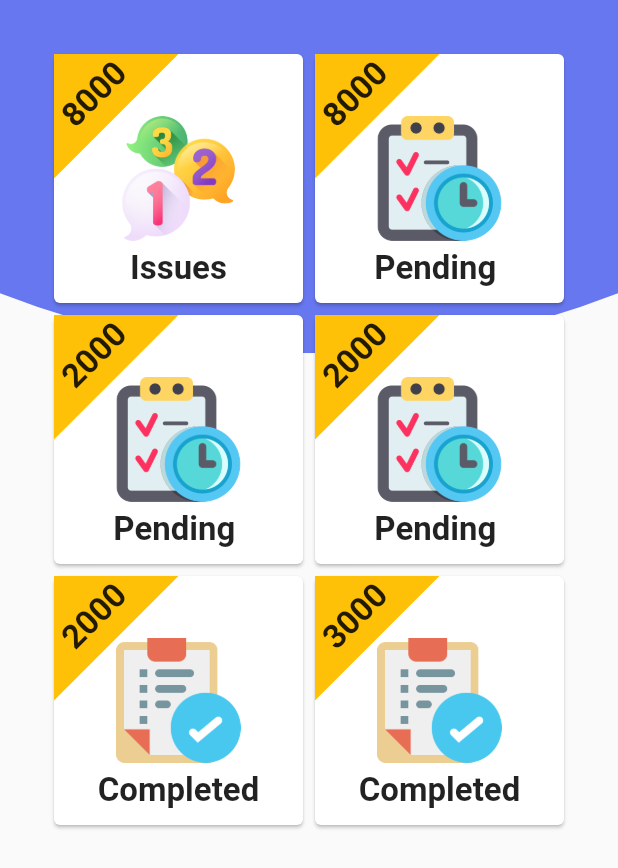
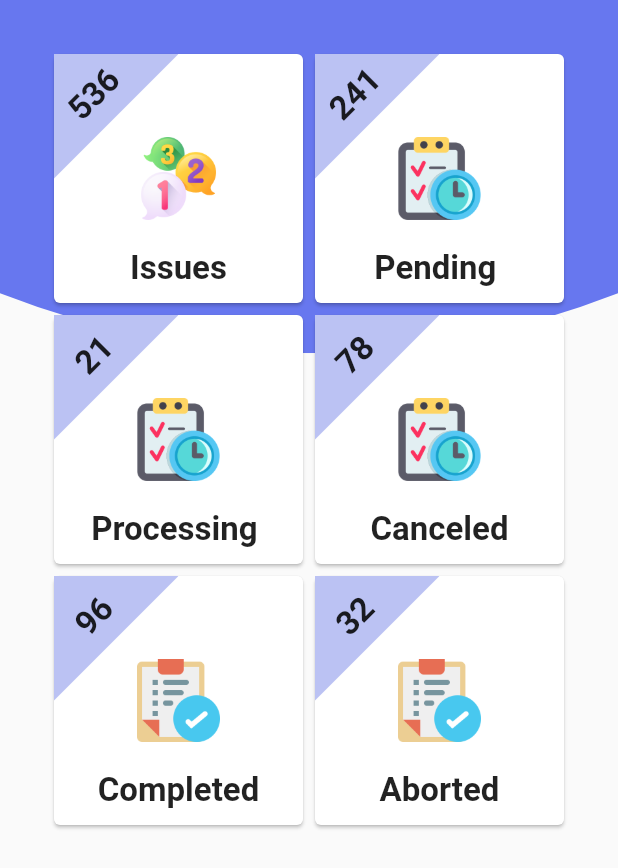
Before and after one commit to bodrulamin/Citizen-Issue-Solver, a Flutter app: the Dashboard widget shown alone on an empty page, opened directly, on a phone screen of 412 x 824 dp. Shown: the top 868 px of the screen. Run offline on Flutter 3.47's test engine with Material 2 defaults, Android fonts, the light colour scheme and no system bars; our stand-ins replace flutter_custom_clippers, localstorage, salomon_bottom_bar; network calls fail.

Commit message:
project show

```diff
--- a/flutter_citizen_issue_solver/lib/constant/apiconfig.dart
+++ b/flutter_citizen_issue_solver/lib/constant/apiconfig.dart
@@ -1,4 +1,4 @@
-const host = "http://192.168.0.107:8080";
+const host = "http://192.168.1.91:8080";
 const signupApi = host + "/signup";
 const signinApi = host + "/signin";
 
--- a/flutter_citizen_issue_solver/lib/screens/dashboard.dart
+++ b/flutter_citizen_issue_solver/lib/screens/dashboard.dart
@@ -10,14 +10,7 @@ class Dashboard extends StatelessWidget {
 
   @override
   Widget build(BuildContext context) {
-    List<int> counts = [
-      8000,
-      8000,
-      2000,
-      2000,
-      2000,
-      3000
-    ];
+    List<int> counts = [536, 241, 21, 78, 96, 32];
 
     List<String> images = [
       "assets/images/shoutcount.png",
@@ -30,10 +23,10 @@ class Dashboard extends StatelessWidget {
     List<String> titles = [
       "Issues",
       "Pending ",
-      "Pending ",
-      "Pending ",
+      "Processing ",
+      "Canceled",
       "Completed",
-          "Completed"
+      "Aborted"
     ];
     return Stack(
       children: <Widget>[
@@ -44,7 +37,7 @@ class Dashboard extends StatelessWidget {
           child: Center(
             child: GridView.count(
               scrollDirection: Axis.vertical,
-              crossAxisCount: 2,
+            crossAxisCount: MediaQuery.of(context).size.width>600?3:2,
               children: [
                 for (int i = 0; i < counts.length; i++)
                   DashCard(
@@ -103,7 +96,7 @@ class DashCard extends StatelessWidget {
                 Expanded(
                   flex: 5,
                   child: Container(
-                    color: Colors.amber,
+                    color: colorSwatch.shade100,
                     child: Column(
                       children: [
                         Expanded(
@@ -136,7 +129,7 @@ class DashCard extends StatelessWidget {
           ),
           Center(
             child: AspectRatio(
-                aspectRatio: 1 / 2,
+                aspectRatio: 1 / 3,
                 child: Image.asset(
                   image,
                 )),
@@ -152,7 +145,8 @@ class DashCard extends StatelessWidget {
                     padding: const EdgeInsets.all(10.0),
                     child: Text(
                       title,
-                      style: TextStyle(fontSize: 22,fontWeight: FontWeight.bold),
+                      style:
+                          TextStyle(fontSize: 22, fontWeight: FontWeight.bold),
                     ),
                   ),
                 ),
```
Also changed, not shown: flutter_citizen_issue_solver/lib/screens/issue_feed.dart (+12 -6 lines), uploads/firerescue.jpg (added), uploads/roadblock.jpg (added), uploads/siliguri-bridge759.jpg (added).
